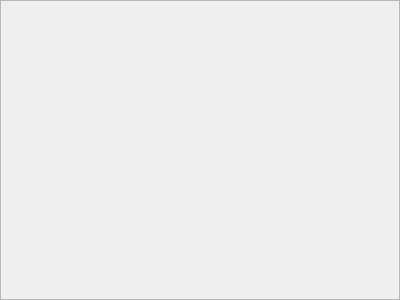
First picture: the form in modules/src/gui/widgets/chunk2dview.ui, repository phernst/ctl, before the edit.
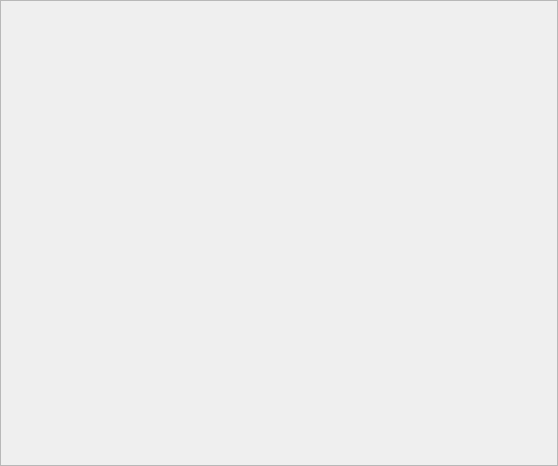
Second picture: the form after the edit. Custom widgets are drawn as their Qt base class.

Commit message:
separated mouse wheel zoom into dedicated sub-class of QScrollArea
(necessary to grab wheel events before captured by scroll bars)

Patch:
```diff
--- a/modules/src/gui/widgets/chunk2dview.ui
+++ b/modules/src/gui/widgets/chunk2dview.ui
@@ -6,8 +6,8 @@
    <rect>
     <x>0</x>
     <y>0</y>
-    <width>400</width>
-    <height>300</height>
+    <width>558</width>
+    <height>466</height>
    </rect>
   </property>
   <property name="windowTitle">
@@ -39,31 +39,19 @@
        <rect>
         <x>0</x>
         <y>0</y>
-        <width>398</width>
-        <height>298</height>
+        <width>556</width>
+        <height>464</height>
        </rect>
       </property>
       <layout class="QGridLayout" name="gridLayout">
-       <property name="leftMargin">
-        <number>3</number>
-       </property>
-       <property name="topMargin">
-        <number>3</number>
-       </property>
-       <property name="rightMargin">
-        <number>3</number>
-       </property>
-       <property name="bottomMargin">
-        <number>3</number>
-       </property>
-       <property name="spacing">
-        <number>0</number>
-       </property>
        <item row="0" column="0">
         <widget class="QLabel" name="_L_image">
          <property name="text">
           <string/>
          </property>
+         <property name="alignment">
+          <set>Qt::AlignLeading|Qt::AlignLeft|Qt::AlignTop</set>
+         </property>
         </widget>
        </item>
       </layout>
@@ -72,6 +60,14 @@
    </item>
   </layout>
  </widget>
+ <customwidgets>
+  <customwidget>
+   <class>CTL::gui::details::ZoomableScrollArea</class>
+   <extends>QScrollArea</extends>
+   <header>gui/widgets/chunk2dview.h</header>
+   <container>1</container>
+  </customwidget>
+ </customwidgets>
  <resources/>
  <connections/>
 </ui>
```
Left out of the diff: 2 changed lines with no effect on the pictures. The commit also changes 2 other files.
